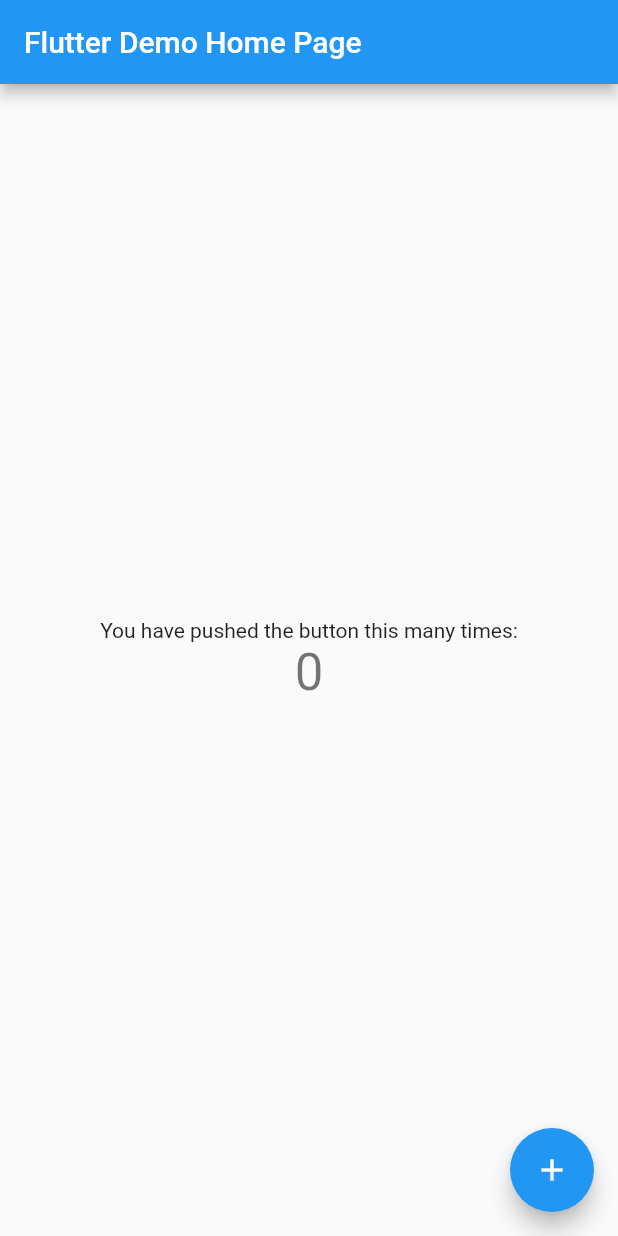
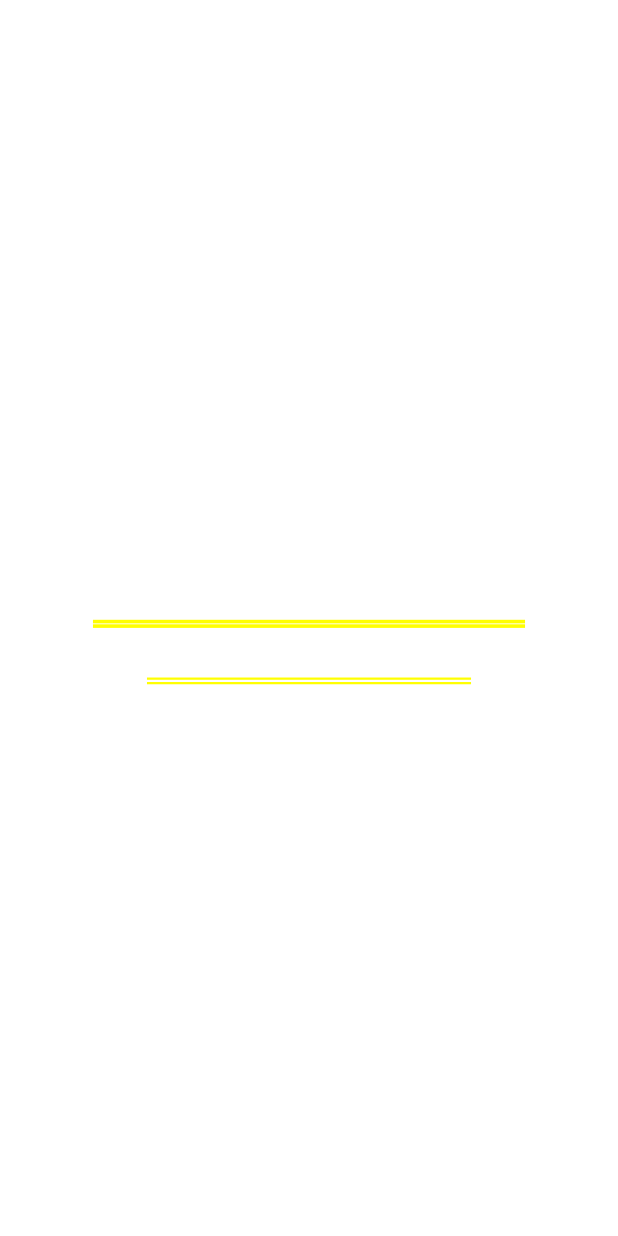
Before and after one commit to basegiojunior/counter-people-fl, a Flutter app: the screen it shows after launch, on a phone screen of 412 x 824 dp. Run offline on Flutter 3.47's test engine with Material 2 defaults, Android fonts, the phone set to English and light mode, and no system bars.

Commit message:
feat: add home page texts

```diff
--- a/lib/main.dart
+++ b/lib/main.dart
@@ -1,113 +1,20 @@
 import 'package:flutter/material.dart';
 
 void main() {
-  runApp(MyApp());
+  runApp(MaterialApp(
+      title: "Contador de pessoinhas",
+      home: Column(
+        mainAxisAlignment: MainAxisAlignment.center,
+        children: <Widget>[
+          Text(
+            "Pessoas: 0",
+            style: TextStyle(color: Colors.white, fontWeight: FontWeight.bold),
+          ),
+          Text("Pode entrar!",
+              style: TextStyle(
+                  color: Colors.white,
+                  fontWeight: FontWeight.bold,
+                  fontSize: 30))
+        ],
+      )));
 }
-
-class MyApp extends StatelessWidget {
-  // This widget is the root of your application.
-  @override
-  Widget build(BuildContext context) {
-    return MaterialApp(
-      title: 'Flutter Demo',
-      theme: ThemeData(
-        // This is the theme of your application.
-        //
-        // Try running your application with "flutter run". You'll see the
-        // application has a blue toolbar. Then, without quitting the app, try
-        // changing the primarySwatch below to Colors.green and then invoke
-        // "hot reload" (press "r" in the console where you ran "flutter run",
-        // or simply save your changes to "hot reload" in a Flutter IDE).
-        // Notice that the counter didn't reset back to zero; the application
-        // is not restarted.
-        primarySwatch: Colors.blue,
-      ),
-      home: MyHomePage(title: 'Flutter Demo Home Page'),
-    );
-  }
-}
-
-class MyHomePage extends StatefulWidget {
-  MyHomePage({Key key, this.title}) : super(key: key);
-
-  // This widget is the home page of your application. It is stateful, meaning
-  // that it has a State object (defined below) that contains fields that affect
-  // how it looks.
-
-  // This class is the configuration for the state. It holds the values (in this
-  // case the title) provided by the parent (in this case the App widget) and
-  // used by the build method of the State. Fields in a Widget subclass are
-  // always marked "final".
-
-  final String title;
-
-  @override
-  _MyHomePageState createState() => _MyHomePageState();
-}
-
-class _MyHomePageState extends State<MyHomePage> {
-  int _counter = 0;
-
-  void _incrementCounter() {
-    setState(() {
-      // This call to setState tells the Flutter framework that something has
-      // changed in this State, which causes it to rerun the build method below
-      // so that the display can reflect the updated values. If we changed
-      // _counter without calling setState(), then the build method would not be
-      // called again, and so nothing would appear to happen.
-      _counter++;
-    });
-  }
-
-  @override
-  Widget build(BuildContext context) {
-    // This method is rerun every time setState is called, for instance as done
-    // by the _incrementCounter method above.
-    //
-    // The Flutter framework has been optimized to make rerunning build methods
-    // fast, so that you can just rebuild anything that needs updating rather
-    // than having to individually change instances of widgets.
-    return Scaffold(
-      appBar: AppBar(
-        // Here we take the value from the MyHomePage object that was created by
-        // the App.build method, and use it to set our appbar title.
-        title: Text(widget.title),
-      ),
-      body: Center(
-        // Center is a layout widget. It takes a single child and positions it
-        // in the middle of the parent.
-        child: Column(
-          // Column is also a layout widget. It takes a list of children and
-          // arranges them vertically. By default, it sizes itself to fit its
-          // children horizontally, and tries to be as tall as its parent.
-          //
-          // Invoke "debug painting" (press "p" in the console, choose the
-          // "Toggle Debug Paint" action from the Flutter Inspector in Android
-          // Studio, or the "Toggle Debug Paint" command in Visual Studio Code)
-          // to see the wireframe for each widget.
-          //
-          // Column has various properties to control how it sizes itself and
-          // how it positions its children. Here we use mainAxisAlignment to
-          // center the children vertically; the main axis here is the vertical
-          // axis because Columns are vertical (the cross axis would be
-          // horizontal).
-          mainAxisAlignment: MainAxisAlignment.center,
-          children: <Widget>[
-            Text(
-              'You have pushed the button this many times:',
-            ),
-            Text(
-              '$_counter',
-              style: Theme.of(context).textTheme.headline4,
-            ),
-          ],
-        ),
-      ),
-      floatingActionButton: FloatingActionButton(
-        onPressed: _incrementCounter,
-        tooltip: 'Increment',
-        child: Icon(Icons.add),
-      ), // This trailing comma makes auto-formatting nicer for build methods.
-    );
-  }
-}
```
Also changed, not shown: 1 other file.
